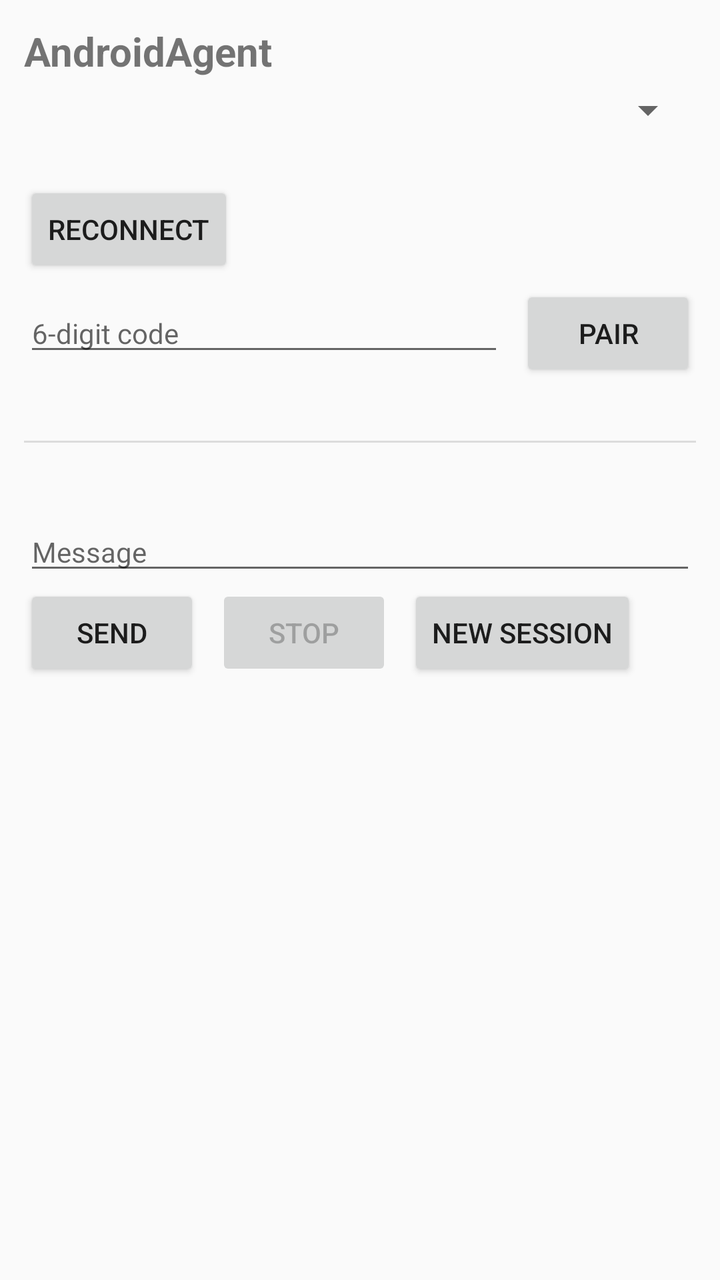
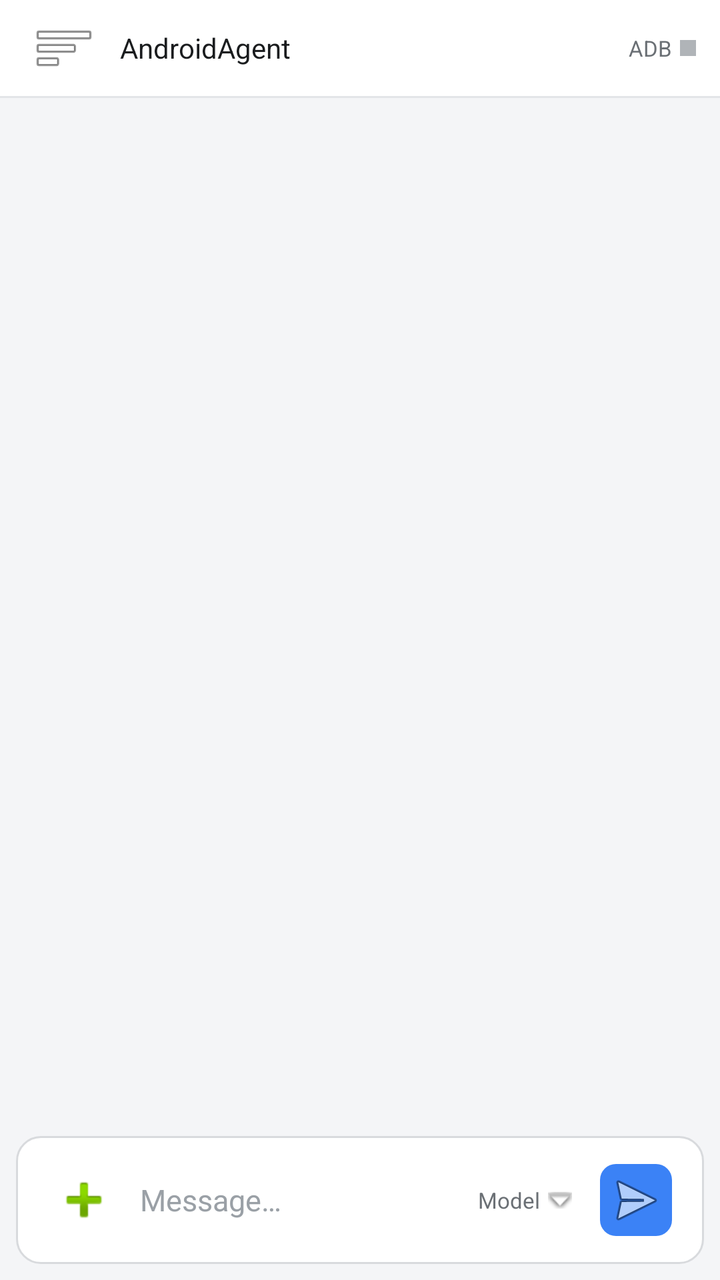

An Android layout rendered at two revisions. The XML below is the earlier revision; the diff shows what the commit changed to produce the second picture.
<!-- AndroidManifest.xml: application theme Theme.AndroidAgent -->
<!-- res/layout/activity_chat.xml -->
<?xml version="1.0" encoding="utf-8"?>
<ScrollView xmlns:android="http://schemas.android.com/apk/res/android"
    android:layout_width="match_parent"
    android:layout_height="match_parent"
    android:fillViewport="true">

    <LinearLayout
        android:layout_width="match_parent"
        android:layout_height="wrap_content"
        android:orientation="vertical"
        android:padding="12dp">

        <TextView
            android:layout_width="match_parent"
            android:layout_height="wrap_content"
            android:text="@string/app_name"
            android:textSize="20sp"
            android:textStyle="bold" />

        
        <Spinner
            android:id="@+id/provider_node"
            android:layout_width="match_parent"
            android:layout_height="wrap_content"
            android:layout_marginTop="4dp" />

        <TextView
            android:id="@+id/provider_endpoint"
            android:layout_width="match_parent"
            android:layout_height="wrap_content"
            android:layout_marginTop="2dp"
            android:textSize="13sp" />

        <Button
            android:id="@+id/reconnect"
            android:layout_width="wrap_content"
            android:layout_height="wrap_content"
            android:layout_marginTop="4dp"
            android:text="Reconnect" />

        
        <LinearLayout
            android:layout_width="match_parent"
            android:layout_height="wrap_content"
            android:layout_marginTop="4dp"
            android:orientation="horizontal">

            <EditText
                android:id="@+id/pairing_code"
                android:layout_width="0dp"
                android:layout_height="wrap_content"
                android:layout_weight="1"
                android:hint="6-digit code"
                android:inputType="number"
                android:maxLength="6"
                android:textSize="14sp" />

            <Button
                android:id="@+id/pair"
                android:layout_width="wrap_content"
                android:layout_height="wrap_content"
                android:layout_marginStart="8dp"
                android:text="Pair" />
        </LinearLayout>

        <TextView
            android:id="@+id/status"
            android:layout_width="match_parent"
            android:layout_height="wrap_content"
            android:layout_marginTop="4dp"
            android:textSize="13sp" />

        <View
            android:layout_width="match_parent"
            android:layout_height="1dp"
            android:layout_marginTop="8dp"
            android:background="?android:attr/listDivider" />

        <TextView
            android:id="@+id/transcript"
            android:layout_width="match_parent"
            android:layout_height="wrap_content"
            android:layout_marginTop="8dp"
            android:textIsSelectable="true"
            android:textSize="14sp" />

        <EditText
            android:id="@+id/input"
            android:layout_width="match_parent"
            android:layout_height="wrap_content"
            android:layout_marginTop="8dp"
            android:hint="Message"
            android:inputType="textMultiLine"
            android:textSize="14sp" />

        <LinearLayout
            android:layout_width="match_parent"
            android:layout_height="wrap_content"
            android:orientation="horizontal">

            <Button
                android:id="@+id/send"
                android:layout_width="wrap_content"
                android:layout_height="wrap_content"
                android:text="Send" />

            <Button
                android:id="@+id/stop"
                android:layout_width="wrap_content"
                android:layout_height="wrap_content"
                android:layout_marginStart="8dp"
                android:text="Stop"
                android:enabled="false" />

            <Button
                android:id="@+id/new_session"
                android:layout_width="wrap_content"
                android:layout_height="wrap_content"
                android:layout_marginStart="8dp"
                android:text="New Session" />
        </LinearLayout>

    </LinearLayout>
</ScrollView>
<!-- resources referenced by this layout -->
<resources>
  <string name="app_name">AndroidAgent</string>
  <style name="Theme.AndroidAgent" parent="Theme.AppCompat.DayNight.DarkActionBar" />
</resources>

<!-- the commit's change to res/layout/activity_chat.xml (unified diff, before → after) -->
@@ -1,124 +1,401 @@
 <?xml version="1.0" encoding="utf-8"?>
-<ScrollView xmlns:android="http://schemas.android.com/apk/res/android"
+<FrameLayout xmlns:android="http://schemas.android.com/apk/res/android"
+    android:id="@+id/workspace_root"
     android:layout_width="match_parent"
     android:layout_height="match_parent"
-    android:fillViewport="true">
-
+    android:background="@color/ws_workspace_bg">
+
+    
     <LinearLayout
         android:layout_width="match_parent"
-        android:layout_height="wrap_content"
-        android:orientation="vertical"
-        android:padding="12dp">
-
-        <TextView
+        android:layout_height="match_parent"
+        android:orientation="vertical">
+
+        
+        <LinearLayout
+            android:id="@+id/workspace_header"
             android:layout_width="match_parent"
             android:layout_height="wrap_content"
-            android:text="@string/app_name"
-            android:textSize="20sp"
-            android:textStyle="bold" />
-
-        
-        <Spinner
-            android:id="@+id/provider_node"
-            android:layout_width="match_parent"
-            android:layout_height="wrap_content"
-            android:layout_marginTop="4dp" />
-
-        <TextView
-            android:id="@+id/provider_endpoint"
-            android:layout_width="match_parent"
-            android:layout_height="wrap_content"
-            android:layout_marginTop="2dp"
-            android:textSize="13sp" />
-
-        <Button
-            android:id="@+id/reconnect"
-            android:layout_width="wrap_content"
-            android:layout_height="wrap_content"
-            android:layout_marginTop="4dp"
-            android:text="Reconnect" />
-
-        
-        <LinearLayout
-            android:layout_width="match_parent"
-            android:layout_height="wrap_content"
-            android:layout_marginTop="4dp"
-            android:orientation="horizontal">
-
-            <EditText
-                android:id="@+id/pairing_code"
+            android:minHeight="@dimen/ws_header_height"
+            android:orientation="horizontal"
+            android:gravity="center_vertical"
+            android:background="@color/ws_header_bg"
+            android:paddingStart="@dimen/ws_spacing_sm"
+            android:paddingEnd="@dimen/ws_spacing_md">
+
+            <ImageButton
+                android:id="@+id/btn_open_sidebar"
+                android:layout_width="@dimen/ws_touch"
+                android:layout_height="@dimen/ws_touch"
+                android:background="?attr/selectableItemBackgroundBorderless"
+                android:contentDescription="@string/ws_open_sidebar"
+                android:scaleType="centerInside"
+                android:src="@android:drawable/ic_menu_sort_by_size" />
+
+            <TextView
                 android:layout_width="0dp"
                 android:layout_height="wrap_content"
                 android:layout_weight="1"
-                android:hint="6-digit code"
-                android:inputType="number"
-                android:maxLength="6"
-                android:textSize="14sp" />
-
-            <Button
-                android:id="@+id/pair"
+                android:layout_marginStart="@dimen/ws_spacing_xs"
+                android:ellipsize="end"
+                android:maxLines="1"
+                android:text="@string/app_name"
+                android:textColor="@color/ws_text_primary"
+                android:textSize="@dimen/ws_text_title"
+                android:textStyle="normal" />
+
+            
+            <LinearLayout
                 android:layout_width="wrap_content"
                 android:layout_height="wrap_content"
-                android:layout_marginStart="8dp"
-                android:text="Pair" />
+                android:gravity="center_vertical"
+                android:orientation="horizontal">
+
+                <TextView
+                    android:layout_width="wrap_content"
+                    android:layout_height="wrap_content"
+                    android:text="@string/ws_adb_short"
+                    android:textColor="@color/ws_text_secondary"
+                    android:textSize="@dimen/ws_text_label" />
+
+                <View
+                    android:id="@+id/adb_dot"
+                    android:layout_width="8dp"
+                    android:layout_height="8dp"
+                    android:layout_marginStart="@dimen/ws_spacing_xs"
+                    android:background="@color/ws_adb_disconnected"
+                    android:contentDescription="@string/ws_adb_disconnected" />
+            </LinearLayout>
         </LinearLayout>
 
+        
+        <View
+            android:layout_width="match_parent"
+            android:layout_height="1dp"
+            android:background="@color/ws_divider" />
+
+        
+        
+        <androidx.recyclerview.widget.RecyclerView
+            android:id="@+id/transcript_recycler"
+            android:layout_width="match_parent"
+            android:layout_height="0dp"
+            android:layout_weight="1"
+            android:clipToPadding="false"
+            android:paddingBottom="8dp"
+            android:scrollbars="none" />
+
+        
         <TextView
             android:id="@+id/status"
             android:layout_width="match_parent"
             android:layout_height="wrap_content"
-            android:layout_marginTop="4dp"
-            android:textSize="13sp" />
+            android:contentDescription="@string/ws_status"
+            android:paddingStart="@dimen/ws_spacing_lg"
+            android:paddingEnd="@dimen/ws_spacing_lg"
+            android:paddingTop="@dimen/ws_spacing_xs"
+            android:paddingBottom="@dimen/ws_spacing_xs"
+            android:textColor="@color/ws_text_hint"
+            android:textSize="@dimen/ws_text_caption" />
+
+        
+        <LinearLayout
+            android:layout_width="match_parent"
+            android:layout_height="wrap_content"
+            android:orientation="vertical"
+            android:paddingStart="@dimen/ws_spacing_sm"
+            android:paddingEnd="@dimen/ws_spacing_sm"
+            android:paddingTop="@dimen/ws_spacing_xs"
+            android:paddingBottom="@dimen/ws_spacing_sm">
+
+            <LinearLayout
+                android:id="@+id/composer"
+                android:layout_width="match_parent"
+                android:layout_height="wrap_content"
+                android:orientation="horizontal"
+                android:gravity="center_vertical"
+                android:background="@drawable/ws_composer_surface"
+                android:paddingStart="@dimen/ws_composer_padding"
+                android:paddingEnd="@dimen/ws_composer_padding"
+                android:paddingTop="@dimen/ws_spacing_sm"
+                android:paddingBottom="@dimen/ws_spacing_sm">
+
+                
+                <ImageButton
+                    android:id="@+id/composer_add"
+                    android:layout_width="@dimen/ws_touch"
+                    android:layout_height="@dimen/ws_touch"
+                    android:background="?attr/selectableItemBackgroundBorderless"
+                    android:contentDescription="@string/ws_add_context"
+                    android:scaleType="centerInside"
+                    android:src="@android:drawable/ic_input_add" />
+
+                <EditText
+                    android:id="@+id/composer_input"
+                    android:layout_width="0dp"
+                    android:layout_height="wrap_content"
+                    android:layout_weight="1"
+                    android:background="@null"
+                    android:hint="@string/ws_input_hint"
+                    android:imeOptions="actionSend"
+                    android:inputType="textMultiLine"
+                    android:maxLines="5"
+                    android:minHeight="@dimen/ws_touch"
+                    android:paddingStart="@dimen/ws_spacing_xs"
+                    android:paddingEnd="@dimen/ws_spacing_sm"
+                    android:textColor="@color/ws_text_primary"
+                    android:textColorHint="@color/ws_text_hint"
+                    android:textSize="@dimen/ws_text_body" />
+
+                
+                <LinearLayout
+                    android:id="@+id/composer_model_selector"
+                    android:layout_width="wrap_content"
+                    android:layout_height="wrap_content"
+                    android:layout_marginStart="@dimen/ws_spacing_xs"
+                    android:background="?attr/selectableItemBackground"
+                    android:gravity="center_vertical"
+                    android:orientation="horizontal"
+                    android:paddingStart="@dimen/ws_spacing_xs"
+                    android:paddingEnd="@dimen/ws_spacing_xs"
+                    android:paddingTop="4dp"
+                    android:paddingBottom="4dp">
+
+                    <TextView
+                        android:id="@+id/composer_model_label"
+                        android:layout_width="wrap_content"
+                        android:layout_height="wrap_content"
+                        android:ellipsize="start"
+                        android:maxLines="1"
+                        android:maxWidth="120dp"
+                        android:text="@string/ws_model_placeholder"
+                        android:textColor="@color/ws_text_secondary"
+                        android:textSize="@dimen/ws_text_label" />
+
+                    <ImageView
+                        android:layout_width="12dp"
+                        android:layout_height="12dp"
+                        android:layout_marginStart="4dp"
+                        android:contentDescription="@null"
+                        android:src="@android:drawable/arrow_down_float"
+                        android:importantForAccessibility="no" />
+                </LinearLayout>
+
+                
+                <FrameLayout
+                    android:layout_width="@dimen/ws_touch"
+                    android:layout_height="@dimen/ws_touch"
+                    android:layout_marginStart="@dimen/ws_spacing_xs">
+
+                    <ImageButton
+                        android:id="@+id/composer_send"
+                        android:layout_width="36dp"
+                        android:layout_height="36dp"
+                        android:layout_gravity="center"
+                        android:background="@drawable/ws_send_btn"
+                        android:contentDescription="@string/ws_send"
+                        android:scaleType="centerInside"
+                        android:src="@android:drawable/ic_menu_send" />
+
+                    <ImageButton
+                        android:id="@+id/composer_stop"
+                        android:layout_width="36dp"
+                        android:layout_height="36dp"
+                        android:layout_gravity="center"
+                        android:background="@drawable/ws_stop_btn"
+                        android:contentDescription="@string/ws_stop"
+                        android:scaleType="centerInside"
+                        android:src="@android:drawable/ic_menu_close_clear_cancel"
+                        android:visibility="gone" />
+                </FrameLayout>
+            </LinearLayout>
+        </LinearLayout>
+    </LinearLayout>
+
+    
+    <View
+        android:id="@+id/sidebar_scrim"
+        android:layout_width="match_parent"
+        android:layout_height="match_parent"
+        android:background="@color/ws_scrim"
+        android:visibility="invisible" />
+
+    
+    
+    <LinearLayout
+        android:id="@+id/sidebar"
+        android:layout_width="@dimen/ws_sidebar_width"
+        android:layout_height="match_parent"
+        android:layout_gravity="start"
+        android:background="@color/ws_surface"
+        android:orientation="vertical"
+        android:visibility="invisible">
+
+        <LinearLayout
+            android:layout_width="match_parent"
+            android:layout_height="wrap_content"
+            android:orientation="horizontal"
+            android:gravity="center_vertical"
+            android:minHeight="@dimen/ws_header_height"
+            android:paddingStart="@dimen/ws_spacing_md"
+            android:paddingEnd="@dimen/ws_spacing_sm">
+
+            <TextView
+                android:layout_width="0dp"
+                android:layout_height="wrap_content"
+                android:layout_weight="1"
+                android:text="@string/app_name"
+                android:textColor="@color/ws_text_primary"
+                android:textSize="@dimen/ws_text_title"
+                android:textStyle="normal" />
+
+            <ImageButton
+                android:id="@+id/btn_close_sidebar"
+                android:layout_width="@dimen/ws_touch"
+                android:layout_height="@dimen/ws_touch"
+                android:background="?attr/selectableItemBackgroundBorderless"
+                android:contentDescription="@string/ws_close_sidebar"
+                android:scaleType="centerInside"
+                android:src="@android:drawable/ic_menu_close_clear_cancel" />
+        </LinearLayout>
 
         <View
             android:layout_width="match_parent"
             android:layout_height="1dp"
-            android:layout_marginTop="8dp"
-            android:background="?android:attr/listDivider" />
-
-        <TextView
-            android:id="@+id/transcript"
-            android:layout_width="match_parent"
-            android:layout_height="wrap_content"
-            android:layout_marginTop="8dp"
-            android:textIsSelectable="true"
-            android:textSize="14sp" />
-
-        <EditText
-            android:id="@+id/input"
-            android:layout_width="match_parent"
-            android:layout_height="wrap_content"
-            android:layout_marginTop="8dp"
-            android:hint="Message"
-            android:inputType="textMultiLine"
-            android:textSize="14sp" />
-
-        <LinearLayout
-            android:layout_width="match_parent"
-            android:layout_height="wrap_content"
-            android:orientation="horizontal">
-
-            <Button
-                android:id="@+id/send"
-                android:layout_width="wrap_content"
+            android:background="@color/ws_divider" />
+
+        <ScrollView
+            android:layout_width="match_parent"
+            android:layout_height="0dp"
+            android:layout_weight="1">
+
+            <LinearLayout
+                android:layout_width="match_parent"
                 android:layout_height="wrap_content"
-                android:text="Send" />
-
-            <Button
-                android:id="@+id/stop"
-                android:layout_width="wrap_content"
-                android:layout_height="wrap_content"
-                android:layout_marginStart="8dp"
-                android:text="Stop"
-                android:enabled="false" />
-
-            <Button
-                android:id="@+id/new_session"
-                android:layout_width="wrap_content"
-                android:layout_height="wrap_content"
-                android:layout_marginStart="8dp"
-                android:text="New Session" />
-        </LinearLayout>
-
+                android:orientation="vertical"
+                android:padding="@dimen/ws_spacing_lg">
+
+                
+                <TextView
+                    android:id="@+id/sidebar_adb_section"
+                    android:layout_width="wrap_content"
+                    android:layout_height="wrap_content"
+                    android:text="@string/ws_section_adb"
+                    android:textColor="@color/ws_text_secondary"
+                    android:textSize="@dimen/ws_text_label"
+                    android:textStyle="bold" />
+
+                <TextView
+                    android:id="@+id/adb_status"
+                    android:layout_width="match_parent"
+                    android:layout_height="wrap_content"
+                    android:layout_marginTop="@dimen/ws_spacing_xs"
+                    android:textColor="@color/ws_text_primary"
+                    android:textSize="@dimen/ws_text_caption" />
+
+                <Button
+                    android:id="@+id/reconnect"
+                    style="?android:attr/borderlessButtonStyle"
+                    android:layout_width="wrap_content"
+                    android:layout_height="wrap_content"
+                    android:minHeight="@dimen/ws_touch"
+                    android:text="@string/ws_reconnect"
+                    android:textColor="@color/ws_primary" />
+
+                
+                <LinearLayout
+                    android:id="@+id/pair_row"
+                    android:layout_width="match_parent"
+                    android:layout_height="wrap_content"
+                    android:layout_marginTop="@dimen/ws_spacing_xs"
+                    android:orientation="horizontal"
+                    android:visibility="gone">
+
+                    <EditText
+                        android:id="@+id/pairing_code"
+                        android:layout_width="0dp"
+                        android:layout_height="wrap_content"
+                        android:layout_weight="1"
+                        android:hint="@string/ws_pair_hint"
+                        android:inputType="number"
+                        android:maxLength="6"
+                        android:minHeight="@dimen/ws_touch"
+                        android:textSize="@dimen/ws_text_caption" />
+
+                    <Button
+                        android:id="@+id/pair"
+                        style="?android:attr/borderlessButtonStyle"
+                        android:layout_width="wrap_content"
+                        android:layout_height="wrap_content"
+                        android:minHeight="@dimen/ws_touch"
+                        android:text="@string/ws_pair"
+                        android:textColor="@color/ws_primary" />
+                </LinearLayout>
+
+                <View
+                    android:layout_width="match_parent"
+                    android:layout_height="1dp"
+                    android:layout_marginTop="@dimen/ws_spacing_md"
+                    android:layout_marginBottom="@dimen/ws_spacing_md"
+                    android:background="@color/ws_divider" />
+
+                
+                <TextView
+                    android:id="@+id/sidebar_provider_settings"
+                    android:layout_width="match_parent"
+                    android:layout_height="wrap_content"
+                    android:background="?attr/selectableItemBackground"
+                    android:padding="@dimen/ws_spacing_sm"
+                    android:text="@string/ws_section_models_provider"
+                    android:textColor="@color/ws_text_primary"
+                    android:textSize="@dimen/ws_text_caption" />
+
+                <TextView
+                    android:id="@+id/sidebar_provider_status"
+                    android:layout_width="match_parent"
+                    android:layout_height="wrap_content"
+                    android:layout_marginStart="@dimen/ws_spacing_sm"
+                    android:layout_marginBottom="@dimen/ws_spacing_sm"
+                    android:textColor="@color/ws_text_secondary"
+                    android:textSize="@dimen/ws_text_label" />
+
+                <View
+                    android:layout_width="match_parent"
+                    android:layout_height="1dp"
+                    android:layout_marginTop="@dimen/ws_spacing_md"
+                    android:layout_marginBottom="@dimen/ws_spacing_md"
+                    android:background="@color/ws_divider" />
+
+                
+                <TextView
+                    android:id="@+id/sidebar_session_section"
+                    android:layout_width="wrap_content"
+                    android:layout_height="wrap_content"
+                    android:text="@string/ws_section_session"
+                    android:textColor="@color/ws_text_secondary"
+                    android:textSize="@dimen/ws_text_label"
+                    android:textStyle="bold" />
+
+                <TextView
+                    android:id="@+id/sidebar_current_session"
+                    android:layout_width="match_parent"
+                    android:layout_height="wrap_content"
+                    android:layout_marginTop="@dimen/ws_spacing_xs"
+                    android:text="@string/ws_current_session"
+                    android:textColor="@color/ws_text_primary"
+                    android:textSize="@dimen/ws_text_caption" />
+
+                <Button
+                    android:id="@+id/sidebar_new_session"
+                    style="?android:attr/borderlessButtonStyle"
+                    android:layout_width="wrap_content"
+                    android:layout_height="wrap_content"
+                    android:layout_marginTop="@dimen/ws_spacing_xs"
+                    android:minHeight="@dimen/ws_touch"
+                    android:text="@string/ws_new_session_compact"
+                    android:textColor="@color/ws_text_secondary" />
+
+            </LinearLayout>
+        </ScrollView>
     </LinearLayout>
-</ScrollView>
+</FrameLayout>
<!-- resource entries referenced after the edit -->
@@ -1,6 +1,81 @@
 <!-- resources referenced by this layout -->
 <resources>
+  <color name="ws_adb_disconnected">#B0B4B8</color>
+  <color name="ws_divider">#E3E5E8</color>
+  <color name="ws_header_bg">#FFFFFF</color>
+  <color name="ws_primary">#3B82F6</color>
+  <color name="ws_scrim">#59000000</color>
+  <color name="ws_surface">#FFFFFF</color>
+  <color name="ws_text_hint">#9AA0A6</color>
+  <color name="ws_text_primary">#1A1C1E</color>
+  <color name="ws_text_secondary">#6B7075</color>
+  <color name="ws_workspace_bg">#F4F5F7</color>
+  <dimen name="ws_composer_padding">10dp</dimen>
+  <dimen name="ws_header_height">44dp</dimen>
+  <dimen name="ws_sidebar_width">304dp</dimen>
+  <dimen name="ws_spacing_lg">16dp</dimen>
+  <dimen name="ws_spacing_md">12dp</dimen>
+  <dimen name="ws_spacing_sm">8dp</dimen>
+  <dimen name="ws_spacing_xs">4dp</dimen>
+  <dimen name="ws_text_body">15sp</dimen>
+  <dimen name="ws_text_caption">12sp</dimen>
+  <dimen name="ws_text_label">11sp</dimen>
+  <dimen name="ws_text_title">14sp</dimen>
+  <dimen name="ws_touch">48dp</dimen>
+  <!-- drawable ws_composer_surface (drawable) -->
+  <?xml version="1.0" encoding="utf-8"?>
+  <shape xmlns:android="http://schemas.android.com/apk/res/android"
+      android:shape="rectangle">
+      <solid android:color="@color/ws_surface" />
+      <corners android:radius="@dimen/ws_composer_corner" />
+      <stroke android:width="1dp" android:color="@color/ws_border" />
+  </shape>
+  <!-- drawable ws_send_btn (drawable) -->
+  <?xml version="1.0" encoding="utf-8"?>
+  <shape xmlns:android="http://schemas.android.com/apk/res/android"
+      android:shape="rectangle">
+      <solid android:color="@color/ws_primary" />
+      <corners android:radius="8dp" />
+  </shape>
+  <!-- drawable ws_stop_btn (drawable) -->
+  <?xml version="1.0" encoding="utf-8"?>
+  <shape xmlns:android="http://schemas.android.com/apk/res/android"
+      android:shape="rectangle">
+      <solid android:color="@color/ws_stop_bg" />
+      <corners android:radius="8dp" />
+      <stroke android:width="1dp" android:color="@color/ws_stop_stroke" />
+  </shape>
   <string name="app_name">AndroidAgent</string>
-  <style name="Theme.AndroidAgent" parent="Theme.AppCompat.DayNight.DarkActionBar" />
+  <string name="ws_adb_disconnected">ADB disconnected</string>
+  <string name="ws_adb_short">ADB</string>
+  <string name="ws_add_context">Add context</string>
+  <string name="ws_close_sidebar">Close sidebar</string>
+  <string name="ws_current_session">Current Session</string>
+  <string name="ws_input_hint">Message…</string>
+  <string name="ws_model_placeholder">Model</string>
+  <string name="ws_new_session_compact">+ New Session</string>
+  <string name="ws_open_sidebar">Open sidebar</string>
+  <string name="ws_pair">Pair</string>
+  <string name="ws_pair_hint">6-digit code</string>
+  <string name="ws_reconnect">Reconnect</string>
+  <string name="ws_section_adb">ADB</string>
+  <string name="ws_section_models_provider">Models &amp; Provider</string>
+  <string name="ws_section_session">Session</string>
+  <string name="ws_send">Send message</string>
+  <string name="ws_status">Run status</string>
+  <string name="ws_stop">Stop run</string>
+  <style name="Theme.AndroidAgent" parent="Theme.AppCompat.Light.NoActionBar">
+          <item name="colorPrimary">@color/ws_primary</item>
+          <item name="colorPrimaryDark">@color/ws_workspace_bg</item>
+          <item name="colorAccent">@color/ws_primary</item>
+          <item name="android:windowBackground">@color/ws_workspace_bg</item>
+          <item name="android:statusBarColor">@color/ws_workspace_bg</item>
+          <item name="android:navigationBarColor">@color/ws_workspace_bg</item>
+          <item name="android:windowLightStatusBar" tools:targetApi="m">true</item>
+      </style>
+  <dimen name="ws_composer_corner">12dp</dimen>
+  <color name="ws_border">#D8DADD</color>
+  <color name="ws_stop_bg">#FDECEA</color>
+  <color name="ws_stop_stroke">#F3C1BB</color>
 </resources>
 
